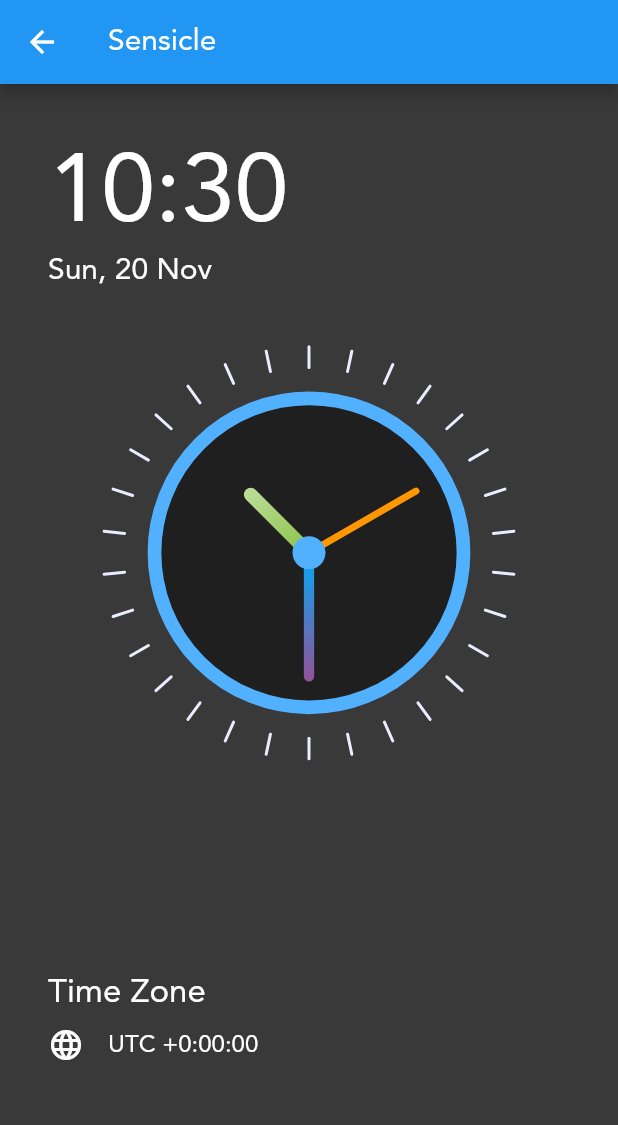
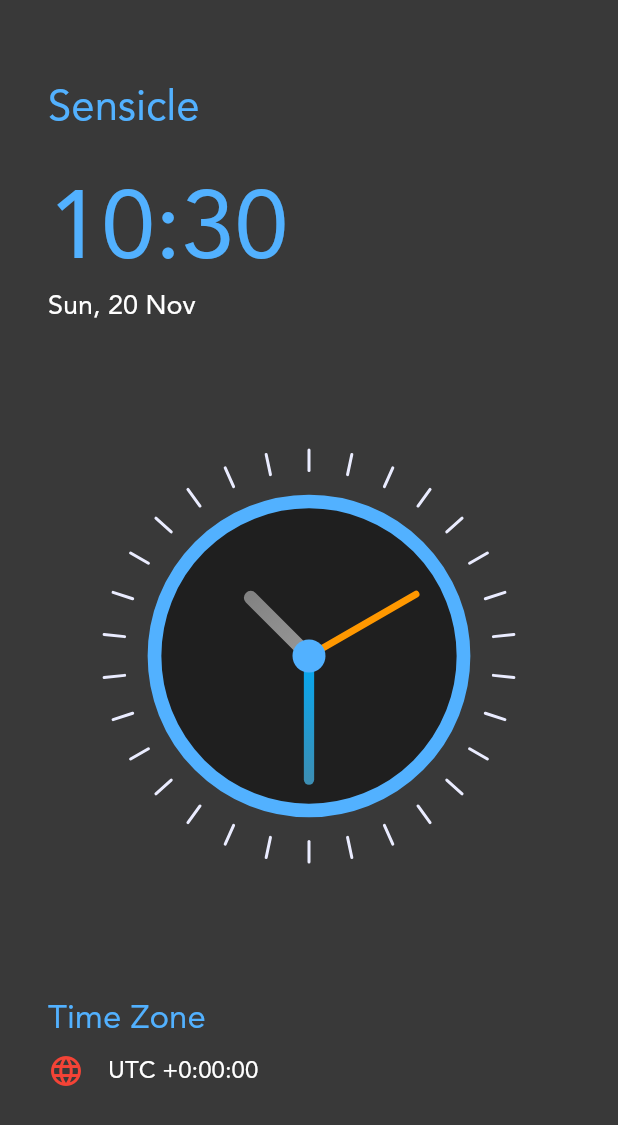
Before and after one commit to luthfibg/flutter_alarm_x, a Flutter app: the ClockPage screen opened directly, on a phone screen of 412 x 824 dp. Shown: the top 1125 px of the screen. Run offline on Flutter 3.47's test engine with Material 2 defaults, Android fonts, the phone set to English and light mode, and no system bars; our stand-ins replace dotted_border, double_back_to_close, flutter_local_notifications, persistent_bottom_nav_bar.

Commit message:
[UPD] fix clock  ui

```diff
--- a/lib/customs/clock_view.dart
+++ b/lib/customs/clock_view.dart
@@ -68,13 +68,14 @@ class ClockPainter extends CustomPainter {
       ..strokeCap = StrokeCap.round
       ..strokeWidth = size.width / 60;
     var minHandBrush = Paint()
-      ..shader = const RadialGradient(colors: [Colors.lightBlue, Colors.pink])
-          .createShader(Rect.fromCircle(center: center, radius: radius))
+      ..shader =
+          const RadialGradient(colors: [Colors.lightBlue, Colors.blueGrey])
+              .createShader(Rect.fromCircle(center: center, radius: radius))
       ..style = PaintingStyle.stroke
       ..strokeCap = StrokeCap.round
       ..strokeWidth = size.width / 40;
     var hourHandBrush = Paint()
-      ..shader = const RadialGradient(colors: [Colors.lightGreen, Colors.white])
+      ..shader = const RadialGradient(colors: [Colors.white54, Colors.white30])
           .createShader(Rect.fromCircle(center: center, radius: radius))
       ..style = PaintingStyle.stroke
       ..strokeCap = StrokeCap.round
--- a/lib/navpages/clock.dart
+++ b/lib/navpages/clock.dart
@@ -27,13 +27,13 @@ class _ClockPageState extends State<ClockPage> {
 
     return Scaffold(
       backgroundColor: black87a,
-      appBar: AppBar(
-        backgroundColor: Theme.of(context).primaryColor,
-        title: const Text(
-          'Sensicle',
-          style: TextStyle(fontFamily: 'avenir'),
-        ),
-      ),
+      // appBar: AppBar(
+      //   backgroundColor: Theme.of(context).primaryColor,
+      //   title: const Text(
+      //     'Sensicle',
+      //     style: TextStyle(fontFamily: 'avenir'),
+      //   ),
+      // ),
       body: Column(
         crossAxisAlignment: CrossAxisAlignment.start,
         mainAxisAlignment: MainAxisAlignment.center,
@@ -44,16 +44,36 @@ class _ClockPageState extends State<ClockPage> {
               child: Column(
                 crossAxisAlignment: CrossAxisAlignment.start,
                 children: [
+                  const SizedBox(
+                    height: 20,
+                  ),
                   Flexible(
-                    flex: 2,
+                    flex: 1,
+                    fit: FlexFit.tight,
+                    child: Column(
+                      crossAxisAlignment: CrossAxisAlignment.start,
+                      children: [
+                        Text(
+                          'Sensicle',
+                          style: TextStyle(
+                            color: primaryBlue,
+                            fontSize: 28,
+                            fontFamily: 'avenir',
+                          ),
+                        ),
+                      ],
+                    ),
+                  ),
+                  Flexible(
+                    flex: 3,
                     fit: FlexFit.tight,
                     child: Column(
                       crossAxisAlignment: CrossAxisAlignment.start,
                       children: [
                         Text(
                           formattedTime,
-                          style: const TextStyle(
-                            color: Colors.white,
+                          style: TextStyle(
+                            color: primaryBlue,
                             fontSize: 64,
                             fontFamily: 'avenir',
                           ),
@@ -62,7 +82,7 @@ class _ClockPageState extends State<ClockPage> {
                           formattedDate,
                           style: const TextStyle(
                             color: Colors.white,
-                            fontSize: 20,
+                            fontSize: 18,
                             fontFamily: 'avenir',
                           ),
                         ),
@@ -85,10 +105,10 @@ class _ClockPageState extends State<ClockPage> {
                     child: Column(
                       crossAxisAlignment: CrossAxisAlignment.start,
                       children: [
-                        const Text(
+                        Text(
                           'Time Zone',
                           style: TextStyle(
-                            color: Colors.white,
+                            color: primaryBlue,
                             fontSize: 22,
                             fontFamily: 'avenir',
                           ),
@@ -100,7 +120,7 @@ class _ClockPageState extends State<ClockPage> {
                           children: [
                             const Icon(
                               Icons.language,
-                              color: Colors.white,
+                              color: Colors.red,
                             ),
                             const SizedBox(
                               width: 16,
--- a/lib/navpages/our_apps.dart
+++ b/lib/navpages/our_apps.dart
@@ -20,7 +20,7 @@ class OurApps extends StatelessWidget {
           crossAxisAlignment: CrossAxisAlignment.center,
           children: [
             Text(
-              'Our Apps',
+              'Under Development!',
               style: TextStyle(color: primaryBlue),
             ),
           ],
--- a/lib/navpages/sensor.dart
+++ b/lib/navpages/sensor.dart
@@ -25,7 +25,7 @@ class _MySensorState extends State<MySensor> {
           crossAxisAlignment: CrossAxisAlignment.center,
           children: [
             Text(
-              'Sensor Page',
+              'Under Development!',
               style: TextStyle(color: primaryBlue),
             ),
           ],
--- a/lib/navpages/timer.dart
+++ b/lib/navpages/timer.dart
@@ -25,7 +25,7 @@ class _MyTimerState extends State<MyTimer> {
           crossAxisAlignment: CrossAxisAlignment.center,
           children: [
             Text(
-              'Timer Page',
+              'Under Development!',
               style: TextStyle(color: primaryBlue),
             ),
           ],
```
